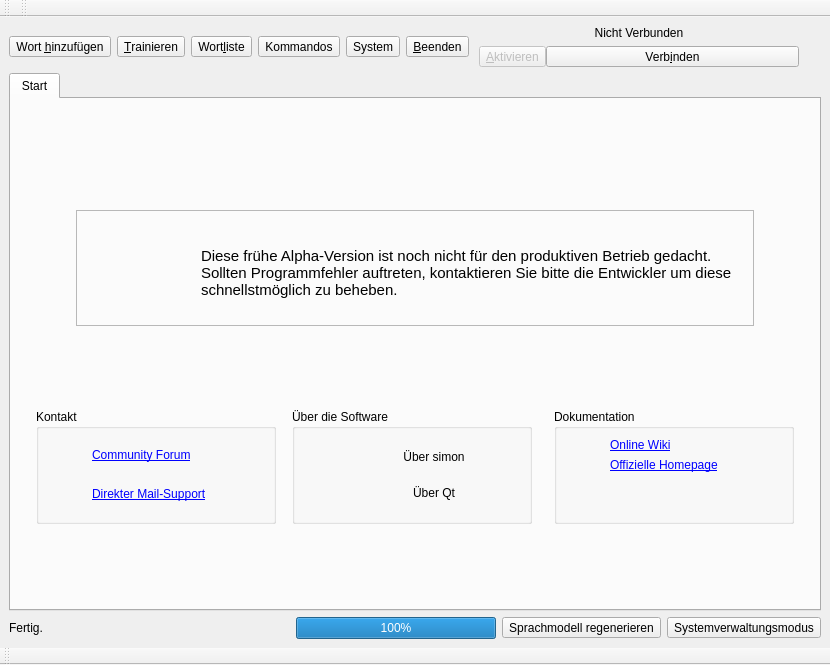
Old version of the form src/main.ui in the repository KDE/simon.
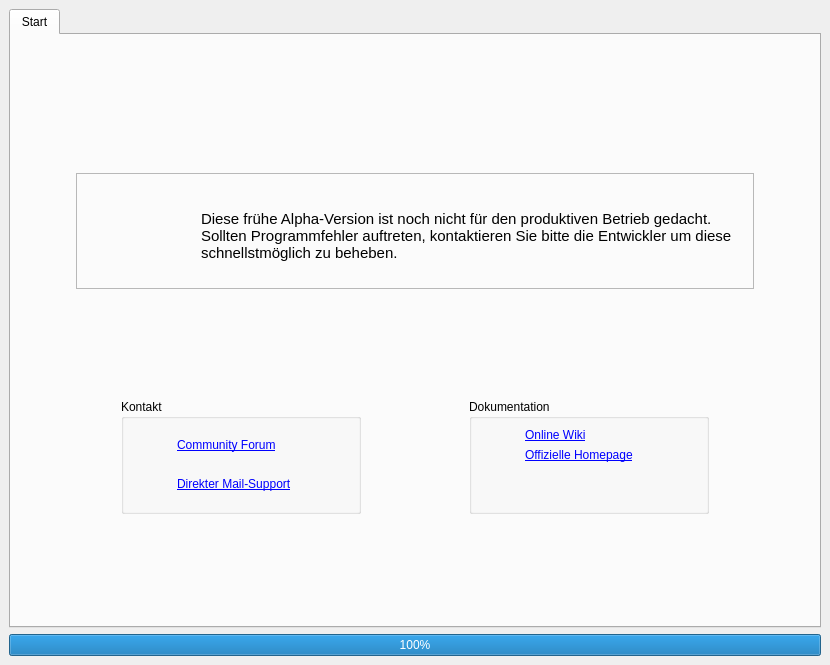
New version of the form. Icons and pictures are not drawn. Custom widgets are drawn as their Qt base class.

Diff of the .ui file:
```diff
--- a/src/main.ui
+++ b/src/main.ui
@@ -29,329 +29,12 @@
    <property name="geometry" >
     <rect>
      <x>0</x>
-     <y>12</y>
+     <y>0</y>
      <width>830</width>
-     <height>641</height>
+     <height>665</height>
     </rect>
    </property>
    <layout class="QVBoxLayout" >
-    <item>
-     <layout class="QHBoxLayout" >
-      <item>
-       <widget class="QToolButton" name="pbAddWord" >
-        <property name="accessibleName" >
-         <string>Wort hinzufügen</string>
-        </property>
-        <property name="accessibleDescription" >
-         <string>Hier kann ein neues Wort hinzugefügt werden</string>
-        </property>
-        <property name="text" >
-         <string>Wort &amp;hinzufügen</string>
-        </property>
-        <property name="icon" >
-         <iconset resource="action_icons.qrc" >
-          <normaloff>:/images/icons/edit-add.svg</normaloff>:/images/icons/edit-add.svg</iconset>
-        </property>
-        <property name="iconSize" >
-         <size>
-          <width>32</width>
-          <height>32</height>
-         </size>
-        </property>
-        <property name="shortcut" >
-         <string>Ctrl+S</string>
-        </property>
-        <property name="checkable" >
-         <bool>true</bool>
-        </property>
-        <property name="toolButtonStyle" >
-         <enum>Qt::ToolButtonTextUnderIcon</enum>
-        </property>
-       </widget>
-      </item>
-      <item>
-       <widget class="QToolButton" name="pbTrain" >
-        <property name="accessibleName" >
-         <string>Trainieren</string>
-        </property>
-        <property name="accessibleDescription" >
-         <string>Trainieren des Sprachmodells</string>
-        </property>
-        <property name="text" >
-         <string>&amp;Trainieren</string>
-        </property>
-        <property name="icon" >
-         <iconset resource="other_icons.qrc" >
-          <normaloff>:/images/icons/kvoctrain.svg</normaloff>:/images/icons/kvoctrain.svg</iconset>
-        </property>
-        <property name="iconSize" >
-         <size>
-          <width>32</width>
-          <height>32</height>
-         </size>
-        </property>
-        <property name="checkable" >
-         <bool>true</bool>
-        </property>
-        <property name="toolButtonStyle" >
-         <enum>Qt::ToolButtonTextUnderIcon</enum>
-        </property>
-       </widget>
-      </item>
-      <item>
-       <widget class="QToolButton" name="pbWordList" >
-        <property name="accessibleName" >
-         <string>Wortliste</string>
-        </property>
-        <property name="accessibleDescription" >
-         <string>Übersicht über das verwendete Vokabular</string>
-        </property>
-        <property name="text" >
-         <string>Wort&amp;liste</string>
-        </property>
-        <property name="icon" >
-         <iconset resource="action_icons.qrc" >
-          <normaloff>:/images/icons/format-justify-fill.svg</normaloff>:/images/icons/format-justify-fill.svg</iconset>
-        </property>
-        <property name="iconSize" >
-         <size>
-          <width>32</width>
-          <height>32</height>
-         </size>
-        </property>
-        <property name="checkable" >
-         <bool>true</bool>
-        </property>
-        <property name="toolButtonStyle" >
-         <enum>Qt::ToolButtonTextUnderIcon</enum>
-        </property>
-       </widget>
-      </item>
-      <item>
-       <widget class="QToolButton" name="pbRunProgram" >
-        <property name="accessibleName" >
-         <string>Ausführen</string>
-        </property>
-        <property name="accessibleDescription" >
-         <string>Ausführen von definierten Aktionen</string>
-        </property>
-        <property name="text" >
-         <string>Kommandos</string>
-        </property>
-        <property name="icon" >
-         <iconset resource="other_icons.qrc" >
-          <normaloff>:/images/icons/system-run.svg</normaloff>:/images/icons/system-run.svg</iconset>
-        </property>
-        <property name="iconSize" >
-         <size>
-          <width>32</width>
-          <height>32</height>
-         </size>
-        </property>
-        <property name="checkable" >
-         <bool>true</bool>
-        </property>
-        <property name="toolButtonStyle" >
-         <enum>Qt::ToolButtonTextUnderIcon</enum>
-        </property>
-       </widget>
-      </item>
-      <item>
-       <widget class="QToolButton" name="pbSystem" >
-        <property name="accessibleName" >
-         <string>System</string>
-        </property>
-        <property name="accessibleDescription" >
-         <string>Einstellungen und Konfiguration</string>
-        </property>
-        <property name="text" >
-         <string>System</string>
-        </property>
-        <property name="icon" >
-         <iconset resource="category_icons.qrc" >
-          <normaloff>:/images/icons/preferences-system.svg</normaloff>:/images/icons/preferences-system.svg</iconset>
-        </property>
-        <property name="iconSize" >
-         <size>
-          <width>32</width>
-          <height>32</height>
-         </size>
-        </property>
-        <property name="checkable" >
-         <bool>true</bool>
-        </property>
-        <property name="toolButtonStyle" >
-         <enum>Qt::ToolButtonTextUnderIcon</enum>
-        </property>
-       </widget>
-      </item>
-      <item>
-       <widget class="QToolButton" name="pbClose" >
-        <property name="enabled" >
-         <bool>true</bool>
-        </property>
-        <property name="accessibleName" >
-         <string>Beenden</string>
-        </property>
-        <property name="accessibleDescription" >
-         <string>Beendet simon</string>
-        </property>
-        <property name="text" >
-         <string>&amp;Beenden</string>
-        </property>
-        <property name="icon" >
-         <iconset resource="action_icons.qrc" >
-          <normaloff>:/images/icons/system-log-out.svg</normaloff>:/images/icons/system-log-out.svg</iconset>
-        </property>
-        <property name="iconSize" >
-         <size>
-          <width>32</width>
-          <height>32</height>
-         </size>
-        </property>
-        <property name="toolButtonStyle" >
-         <enum>Qt::ToolButtonTextUnderIcon</enum>
-        </property>
-       </widget>
-      </item>
-      <item>
-       <widget class="QFrame" name="frmConnectionStatus" >
-        <property name="frameShape" >
-         <enum>QFrame::NoFrame</enum>
-        </property>
-        <property name="frameShadow" >
-         <enum>QFrame::Raised</enum>
-        </property>
-        <layout class="QVBoxLayout" name="verticalLayout_2" >
-         <property name="leftMargin" >
-          <number>4</number>
-         </property>
-         <property name="topMargin" >
-          <number>0</number>
-         </property>
-         <property name="bottomMargin" >
-          <number>0</number>
-         </property>
-         <item>
-          <widget class="QLabel" name="lbTextConnectionStatus" >
-           <property name="font" >
-            <font>
-             <weight>50</weight>
-             <bold>false</bold>
-            </font>
-           </property>
-           <property name="text" >
-            <string>Nicht Verbunden</string>
-           </property>
-           <property name="alignment" >
-            <set>Qt::AlignCenter</set>
-           </property>
-          </widget>
-         </item>
-         <item>
-          <layout class="QHBoxLayout" name="horizontalLayout_4" >
-           <property name="spacing" >
-            <number>0</number>
-           </property>
-           <item>
-            <widget class="QToolButton" name="pbActivision" >
-             <property name="enabled" >
-              <bool>false</bool>
-             </property>
-             <property name="toolTip" >
-              <string>Aktivieren / Deaktivieren</string>
-             </property>
-             <property name="accessibleName" >
-              <string>Aktiviert simon</string>
-             </property>
-             <property name="accessibleDescription" >
-              <string>Wechselt zwischen Aktiv / Inaktiv ohne die Verbindung zu trennen</string>
-             </property>
-             <property name="text" >
-              <string>&amp;Aktivieren</string>
-             </property>
-             <property name="icon" >
-              <iconset resource="action_icons.qrc" >
-               <normaloff>:/images/icons/media-playback-start.svg</normaloff>:/images/icons/media-playback-start.svg</iconset>
-             </property>
-             <property name="iconSize" >
-              <size>
-               <width>24</width>
-               <height>24</height>
-              </size>
-             </property>
-             <property name="toolButtonStyle" >
-              <enum>Qt::ToolButtonIconOnly</enum>
-             </property>
-            </widget>
-           </item>
-           <item>
-            <widget class="QToolButton" name="pbConnect" >
-             <property name="enabled" >
-              <bool>true</bool>
-             </property>
-             <property name="sizePolicy" >
-              <sizepolicy vsizetype="Fixed" hsizetype="MinimumExpanding" >
-               <horstretch>0</horstretch>
-               <verstretch>0</verstretch>
-              </sizepolicy>
-             </property>
-             <property name="accessibleName" >
-              <string>Verbinden</string>
-             </property>
-             <property name="accessibleDescription" >
-              <string>Verbindet zu Juliusd</string>
-             </property>
-             <property name="text" >
-              <string>Verb&amp;inden</string>
-             </property>
-             <property name="icon" >
-              <iconset resource="action_icons.qrc" >
-               <normaloff>:/images/icons/connect-no.svg</normaloff>:/images/icons/connect-no.svg</iconset>
-             </property>
-             <property name="iconSize" >
-              <size>
-               <width>16</width>
-               <height>16</height>
-              </size>
-             </property>
-             <property name="toolButtonStyle" >
-              <enum>Qt::ToolButtonTextBesideIcon</enum>
-             </property>
-            </widget>
-           </item>
-          </layout>
-         </item>
-        </layout>
-       </widget>
-      </item>
-      <item>
-       <widget class="QLabel" name="lbLogo" >
-        <property name="sizePolicy" >
-         <sizepolicy vsizetype="Fixed" hsizetype="Preferred" >
-          <horstretch>0</horstretch>
-          <verstretch>0</verstretch>
-         </sizepolicy>
-        </property>
-        <property name="maximumSize" >
-         <size>
-          <width>100</width>
-          <height>60</height>
-         </size>
-        </property>
-        <property name="text" >
-         <string/>
-        </property>
-        <property name="pixmap" >
-         <pixmap resource="others.qrc" >:/images/simon_d.png</pixmap>
-        </property>
-        <property name="scaledContents" >
-         <bool>true</bool>
-        </property>
-       </widget>
-      </item>
-     </layout>
-    </item>
     <item>
      <widget class="InlineWidgetView" name="inlineView" >
       <property name="tabPosition" >
@@ -366,7 +49,7 @@
          <x>0</x>
          <y>0</y>
          <width>814</width>
-         <height>490</height>
+         <height>590</height>
         </rect>
        </property>
        <attribute name="title" >
@@ -644,113 +327,6 @@
             </property>
            </spacer>
           </item>
-          <item>
-           <widget class="QGroupBox" name="groupBox_3" >
-            <property name="minimumSize" >
-             <size>
-              <width>240</width>
-              <height>0</height>
-             </size>
-            </property>
-            <property name="maximumSize" >
-             <size>
-              <width>240</width>
-              <height>16777215</height>
-             </size>
-            </property>
-            <property name="font" >
-             <font>
-              <weight>50</weight>
-              <bold>false</bold>
-             </font>
-            </property>
-            <property name="title" >
-             <string>Über die Software</string>
-            </property>
-            <layout class="QGridLayout" name="gridLayout_3" >
-             <property name="horizontalSpacing" >
-              <number>12</number>
-             </property>
-             <item row="1" column="0" >
-              <widget class="QLabel" name="label_15" >
-               <property name="maximumSize" >
-                <size>
-                 <width>32</width>
-                 <height>32</height>
-                </size>
-               </property>
-               <property name="text" >
-                <string/>
-               </property>
-               <property name="pixmap" >
-                <pixmap resource="banners.qrc" >:/images/Qt_logo.svg</pixmap>
-               </property>
-               <property name="scaledContents" >
-                <bool>true</bool>
-               </property>
-              </widget>
-             </item>
-             <item row="1" column="1" >
-              <widget class="QPushButton" name="pbAboutQt" >
-               <property name="styleSheet" >
-                <string notr="true" />
-               </property>
-               <property name="text" >
-                <string>Über Qt</string>
-               </property>
-               <property name="flat" >
-                <bool>true</bool>
-               </property>
-              </widget>
-             </item>
-             <item row="0" column="1" >
-              <widget class="QPushButton" name="pbAbout" >
-               <property name="styleSheet" >
-                <string notr="true" />
-               </property>
-               <property name="text" >
-                <string>Über simon</string>
-               </property>
-               <property name="flat" >
-                <bool>true</bool>
-               </property>
-              </widget>
-             </item>
-             <item row="0" column="0" >
-              <widget class="QLabel" name="label_16" >
-               <property name="maximumSize" >
-                <size>
-                 <width>32</width>
-                 <height>32</height>
-                </size>
-               </property>
-               <property name="text" >
-                <string/>
-               </property>
-               <property name="pixmap" >
-                <pixmap resource="action_icons.qrc" >:/images/icons/help-about.svg</pixmap>
-               </property>
-               <property name="scaledContents" >
-                <bool>true</bool>
-               </property>
-              </widget>
-             </item>
-            </layout>
-           </widget>
-          </item>
-          <item>
-           <spacer name="horizontalSpacer_8" >
-            <property name="orientation" >
-             <enum>Qt::Horizontal</enum>
-            </property>
-            <property name="sizeHint" stdset="0" >
-             <size>
-              <width>18</width>
-              <height>111</height>
-             </size>
-            </property>
-           </spacer>
-          </item>
           <item>
            <widget class="QGroupBox" name="groupBox_2" >
             <property name="minimumSize" >
@@ -895,179 +471,32 @@
      </widget>
     </item>
     <item>
-     <layout class="QHBoxLayout" >
-      <item>
-       <widget class="QLabel" name="lbStatus" >
-        <property name="sizePolicy" >
-         <sizepolicy vsizetype="Preferred" hsizetype="Expanding" >
-          <horstretch>0</horstretch>
-          <verstretch>0</verstretch>
-         </sizepolicy>
-        </property>
-        <property name="text" >
-         <string>Fertig.</string>
-        </property>
-       </widget>
-      </item>
-      <item>
-       <widget class="QProgressBar" name="pbProgress" >
-        <property name="sizePolicy" >
-         <sizepolicy vsizetype="Fixed" hsizetype="Preferred" >
-          <horstretch>0</horstretch>
-          <verstretch>0</verstretch>
-         </sizepolicy>
-        </property>
-        <property name="minimumSize" >
-         <size>
-          <width>200</width>
-          <height>0</height>
-         </size>
-        </property>
-        <property name="baseSize" >
-         <size>
-          <width>200</width>
-          <height>0</height>
-         </size>
-        </property>
-        <property name="value" >
-         <number>100</number>
-        </property>
-       </widget>
-      </item>
-      <item>
-       <widget class="QToolButton" name="pbCompileModel" >
-        <property name="toolTip" >
-         <string>Sprachmodell regenerieren</string>
-        </property>
-        <property name="text" >
-         <string>Sprachmodell regenerieren</string>
-        </property>
-        <property name="icon" >
-         <iconset resource="action_icons.qrc" >
-          <normaloff>:/images/icons/view-refresh.svg</normaloff>:/images/icons/view-refresh.svg</iconset>
-        </property>
-        <property name="iconSize" >
-         <size>
-          <width>24</width>
-          <height>24</height>
-         </size>
-        </property>
-        <property name="toolButtonStyle" >
-         <enum>Qt::ToolButtonIconOnly</enum>
-        </property>
-       </widget>
-      </item>
-      <item>
-       <widget class="QToolButton" name="pbKeyed" >
-        <property name="enabled" >
-         <bool>true</bool>
-        </property>
-        <property name="toolTip" >
-         <string>Systemverwaltungsmodus</string>
-        </property>
-        <property name="accessibleName" >
-         <string>Systemverwaltungsmodus</string>
-        </property>
-        <property name="accessibleDescription" >
-         <string>Wechselt zwischen den Administrations / Benutzer-Modu</string>
-        </property>
-        <property name="text" >
-         <string>Systemverwaltungsmodus</string>
-        </property>
-        <property name="icon" >
-         <iconset resource="action_icons.qrc" >
-          <normaloff>:/images/icons/lock.svg</normaloff>:/images/icons/lock.svg</iconset>
-        </property>
-        <property name="iconSize" >
-         <size>
-          <width>22</width>
-          <height>22</height>
-         </size>
-        </property>
-        <property name="checkable" >
-         <bool>true</bool>
-        </property>
-        <property name="toolButtonStyle" >
-         <enum>Qt::ToolButtonIconOnly</enum>
-        </property>
-       </widget>
-      </item>
-     </layout>
+     <widget class="QProgressBar" name="pbProgress" >
+      <property name="sizePolicy" >
+       <sizepolicy vsizetype="Fixed" hsizetype="Preferred" >
+        <horstretch>0</horstretch>
+        <verstretch>0</verstretch>
+       </sizepolicy>
+      </property>
+      <property name="minimumSize" >
+       <size>
+        <width>200</width>
+        <height>0</height>
+       </size>
+      </property>
+      <property name="baseSize" >
+       <size>
+        <width>200</width>
+        <height>0</height>
+       </size>
+      </property>
+      <property name="value" >
+       <number>100</number>
+      </property>
+     </widget>
     </item>
    </layout>
   </widget>
-  <widget class="QToolBar" name="tbStatus" >
-   <property name="geometry" >
-    <rect>
-     <x>0</x>
-     <y>653</y>
-     <width>830</width>
-     <height>12</height>
-    </rect>
-   </property>
-   <property name="windowTitle" >
-    <string>Globale Aktionen</string>
-   </property>
-   <property name="autoFillBackground" >
-    <bool>false</bool>
-   </property>
-   <attribute name="toolBarArea" >
-    <enum>BottomToolBarArea</enum>
-   </attribute>
-   <attribute name="toolBarBreak" >
-    <bool>false</bool>
-   </attribute>
-  </widget>
-  <widget class="QToolBar" name="tbLogo" >
-   <property name="geometry" >
-    <rect>
-     <x>0</x>
-     <y>0</y>
-     <width>10</width>
-     <height>12</height>
-    </rect>
-   </property>
-   <property name="windowTitle" >
-    <string>Logo</string>
-   </property>
-   <property name="autoFillBackground" >
-    <bool>false</bool>
-   </property>
-   <attribute name="toolBarArea" >
-    <enum>TopToolBarArea</enum>
-   </attribute>
-   <attribute name="toolBarBreak" >
-    <bool>false</bool>
-   </attribute>
-  </widget>
-  <widget class="QToolBar" name="tbModules" >
-   <property name="geometry" >
-    <rect>
-     <x>10</x>
-     <y>0</y>
-     <width>820</width>
-     <height>12</height>
-    </rect>
-   </property>
-   <property name="windowTitle" >
-    <string>Module</string>
-   </property>
-   <property name="autoFillBackground" >
-    <bool>false</bool>
-   </property>
-   <property name="iconSize" >
-    <size>
-     <width>32</width>
-     <height>32</height>
-    </size>
-   </property>
-   <attribute name="toolBarArea" >
-    <enum>TopToolBarArea</enum>
-   </attribute>
-   <attribute name="toolBarBreak" >
-    <bool>false</bool>
-   </attribute>
-  </widget>
  </widget>
  <customwidgets>
   <customwidget>
```
